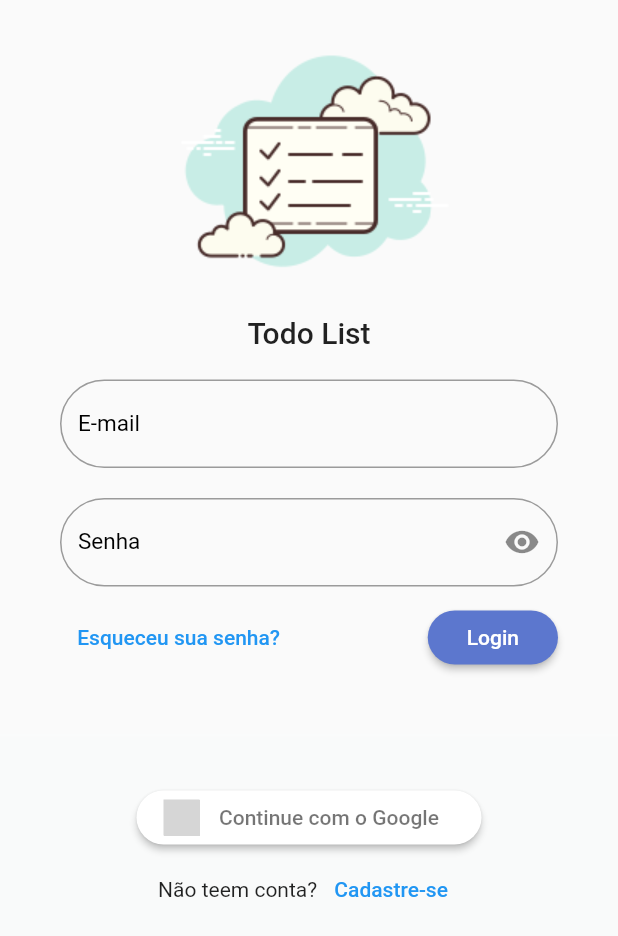
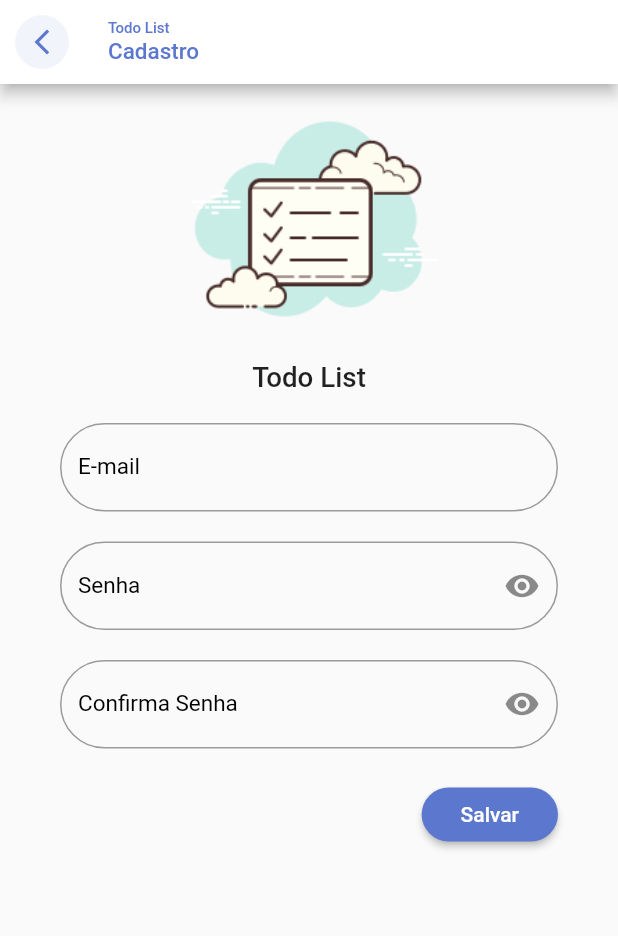
Before and after one commit to nevitonviana/bloco_de_nota, a Flutter app: the screen it shows after launch, after a tap on "Cadastre-se", on a phone screen of 412 x 824 dp. Shown: the top 936 px of the screen. Run offline on Flutter 3.47's test engine with Material 2 defaults, Android fonts, the phone set to English and light mode, and no system bars; our stand-ins replace flutter_signin_button, google_fonts, sqflite, synchronized; accounts and stored records are empty; Roboto replaces fonts that are missing (Mandali); grey boxes are pictures that could not be loaded.

Commit message:
criação da page de cadastro

```diff
--- a/lib/modules/auth/auth_module.dart
+++ b/lib/modules/auth/auth_module.dart
@@ -3,14 +3,19 @@ import 'package:provider/provider.dart';
 import '../../core/modules/todo_list_module.dart';
 import 'login/login_controller.dart';
 import 'login/login_page.dart';
+import 'register/register_controller.dart';
+import 'register/register_page.dart';
 
 class AuthModule extends TodoListModule {
-  AuthModule() : super(
+  AuthModule()
+      : super(
           bindings: [
-      ChangeNotifierProvider(create: (_) => LoginController(),)
+            ChangeNotifierProvider(create: (_) => LoginController()),
+            ChangeNotifierProvider(create: (_) => RegisterController()),
           ],
           routes: {
             '/login': (context) => const LoginPage(),
+            '/register': (context) => const RegisterPage(),
           },
         );
 }
--- a/lib/modules/auth/login/login_page.dart
+++ b/lib/modules/auth/login/login_page.dart
@@ -30,11 +30,11 @@ class LoginPage extends StatelessWidget {
                       child: Form(
                         child: Column(
                           children: [
-                             TodoListField(
+                            TodoListField(
                               label: 'E-mail',
                             ),
                             const SizedBox(height: 20),
-                             TodoListField(
+                            TodoListField(
                               label: 'Senha',
                               obscureText: true,
                             ),
@@ -92,7 +92,8 @@ class LoginPage extends StatelessWidget {
                               children: [
                                 const Text("Não teem conta? "),
                                 TextButton(
-                                  onPressed: () {},
+                                  onPressed: () => Navigator.of(context)
+                                      .pushNamed("/register"),
                                   child: const Text("Cadastre-se"),
                                 ),
                               ],
--- /dev/null
+++ b/lib/modules/auth/register/register_controller.dart
@@ -0,0 +1,5 @@
+import 'package:flutter/material.dart';
+
+class RegisterController extends ChangeNotifier{
+
+}
--- /dev/null
+++ b/lib/modules/auth/register/register_page.dart
@@ -0,0 +1,95 @@
+import 'package:flutter/material.dart';
+
+import '../../../core/widget/todo_list_field.dart';
+import '../../../core/widget/todo_list_logo.dart';
+import '/core/ui/theme_extensions.dart';
+
+class RegisterPage extends StatelessWidget {
+  const RegisterPage({Key? key}) : super(key: key);
+
+  @override
+  Widget build(BuildContext context) {
+    return Scaffold(
+      appBar: AppBar(
+        title: Column(
+          crossAxisAlignment: CrossAxisAlignment.start,
+          children: [
+            Text(
+              "Todo List",
+              style: TextStyle(fontSize: 10, color: context.primaryColor),
+            ),
+            Text(
+              "Cadastro",
+              style: TextStyle(fontSize: 15, color: context.primaryColor),
+            )
+          ],
+        ),
+        backgroundColor: Colors.white,
+        automaticallyImplyLeading: false,
+        leading: IconButton(
+          onPressed: () => Navigator.pop(context),
+          icon: ClipOval(
+            child: Container(
+              padding: const EdgeInsets.all(8),
+              color: context.primaryColor.withAlpha(20),
+              child: Icon(
+                Icons.arrow_back_ios_new_outlined,
+                size: 20,
+                color: context.primaryColor,
+              ),
+            ),
+          ),
+        ),
+      ),
+      body: ListView(
+        children: [
+          Container(
+            height: MediaQuery.of(context).size.width * .5,
+            child: const FittedBox(
+              fit: BoxFit.fitHeight,
+              child: TodoListLogo(),
+            ),
+          ),
+          Padding(
+            padding: const EdgeInsets.symmetric(horizontal: 40, vertical: 20),
+            child: Form(
+              child: Column(
+                children: [
+                  TodoListField(
+                    label: 'E-mail',
+                  ),
+                  const SizedBox(height: 20),
+                  TodoListField(
+                    label: 'Senha',
+                    obscureText: true,
+                  ),
+                  const SizedBox(height: 20),
+                  TodoListField(
+                    label: 'Confirma Senha',
+                    obscureText: true,
+                  ),
+                  const SizedBox(height: 20),
+                  Align(
+                    alignment: Alignment.bottomRight,
+                    child: ElevatedButton(
+                      onPressed: () {},
+                      style: ElevatedButton.styleFrom(
+                        shape: RoundedRectangleBorder(
+                          borderRadius: BorderRadius.circular(20),
+                        ),
+                      ),
+                      child: const Padding(
+                        padding: EdgeInsets.all(10.0),
+                        child: Text("Salvar"),
+                      ),
+                    ),
+                  ),
+                ],
+              ),
+            ),
+          )
+        ],
+      ),
+    );
+  }
+}
```
Lines whose indentation alone changed are shown as unchanged.
